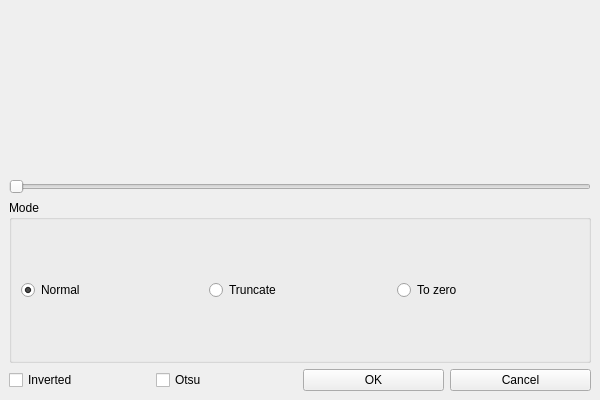
Qt form thresholdwindow.ui (JorgeAparicio/ImageQ) before a commit.
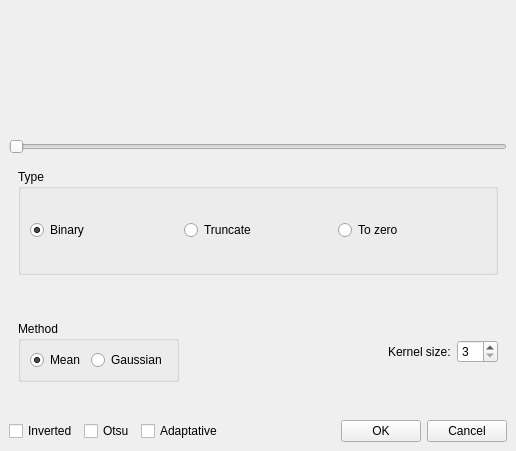
The same form after that commit. Custom widgets are drawn as their Qt base class.

Commit message: Added adaptative thresholding.

Diff of the .ui file:
```diff
--- a/thresholdwindow.ui
+++ b/thresholdwindow.ui
@@ -6,8 +6,8 @@
    <rect>
     <x>0</x>
     <y>0</y>
-    <width>600</width>
-    <height>400</height>
+    <width>516</width>
+    <height>451</height>
    </rect>
   </property>
   <property name="windowTitle">
@@ -15,53 +15,7 @@
   </property>
   <widget class="QWidget" name="centralwidget">
    <layout class="QGridLayout" name="gridLayout_2">
-    <item row="0" column="0">
-     <widget class="QwtPlot" name="histogramPlot"/>
-    </item>
-    <item row="1" column="0">
-     <widget class="QSlider" name="thresholdSlider">
-      <property name="maximum">
-       <number>255</number>
-      </property>
-      <property name="orientation">
-       <enum>Qt::Horizontal</enum>
-      </property>
-     </widget>
-    </item>
-    <item row="2" column="0">
-     <widget class="QGroupBox" name="groupBox">
-      <property name="title">
-       <string>Mode</string>
-      </property>
-      <layout class="QGridLayout" name="gridLayout">
-       <item row="0" column="2">
-        <widget class="QRadioButton" name="toZeroRadioButton">
-         <property name="text">
-          <string>To zero</string>
-         </property>
-        </widget>
-       </item>
-       <item row="0" column="1">
-        <widget class="QRadioButton" name="truncateRadioButton">
-         <property name="text">
-          <string>Truncate</string>
-         </property>
-        </widget>
-       </item>
-       <item row="0" column="0">
-        <widget class="QRadioButton" name="normalRadioButton">
-         <property name="text">
-          <string>Normal</string>
-         </property>
-         <property name="checked">
-          <bool>true</bool>
-         </property>
-        </widget>
-       </item>
-      </layout>
-     </widget>
-    </item>
-    <item row="3" column="0">
+    <item row="4" column="0">
      <layout class="QHBoxLayout" name="horizontalLayout">
       <item>
        <widget class="QCheckBox" name="invertedCheckBox">
@@ -77,6 +31,26 @@
         </property>
        </widget>
       </item>
+      <item>
+       <widget class="QCheckBox" name="adaptativeCheckBox">
+        <property name="text">
+         <string>Adaptative</string>
+        </property>
+       </widget>
+      </item>
+      <item>
+       <spacer name="horizontalSpacer">
+        <property name="orientation">
+         <enum>Qt::Horizontal</enum>
+        </property>
+        <property name="sizeHint" stdset="0">
+         <size>
+          <width>40</width>
+          <height>20</height>
+         </size>
+        </property>
+       </spacer>
+      </item>
       <item>
        <widget class="QPushButton" name="okPushButton">
         <property name="text">
@@ -93,6 +67,139 @@
       </item>
      </layout>
     </item>
+    <item row="3" column="0">
+     <widget class="QFrame" name="adaptativeFrame">
+      <property name="enabled">
+       <bool>true</bool>
+      </property>
+      <property name="frameShape">
+       <enum>QFrame::NoFrame</enum>
+      </property>
+      <property name="frameShadow">
+       <enum>QFrame::Plain</enum>
+      </property>
+      <layout class="QGridLayout" name="gridLayout_4">
+       <item row="0" column="0">
+        <layout class="QHBoxLayout" name="horizontalLayout_2">
+         <item>
+          <widget class="QGroupBox" name="groupBox_2">
+           <property name="title">
+            <string>Method</string>
+           </property>
+           <layout class="QGridLayout" name="gridLayout_3">
+            <item row="0" column="0">
+             <widget class="QRadioButton" name="meanRadioButton">
+              <property name="text">
+               <string>Mean</string>
+              </property>
+              <property name="checked">
+               <bool>true</bool>
+              </property>
+             </widget>
+            </item>
+            <item row="0" column="1">
+             <widget class="QRadioButton" name="gaussianRadioButton">
+              <property name="text">
+               <string>Gaussian</string>
+              </property>
+             </widget>
+            </item>
+           </layout>
+          </widget>
+         </item>
+         <item>
+          <spacer name="horizontalSpacer_2">
+           <property name="orientation">
+            <enum>Qt::Horizontal</enum>
+           </property>
+           <property name="sizeHint" stdset="0">
+            <size>
+             <width>40</width>
+             <height>20</height>
+            </size>
+           </property>
+          </spacer>
+         </item>
+         <item>
+          <widget class="QLabel" name="label">
+           <property name="text">
+            <string>Kernel size:</string>
+           </property>
+          </widget>
+         </item>
+         <item>
+          <widget class="QSpinBox" name="sizeSpinBox">
+           <property name="minimum">
+            <number>3</number>
+           </property>
+           <property name="singleStep">
+            <number>2</number>
+           </property>
+          </widget>
+         </item>
+        </layout>
+       </item>
+      </layout>
+     </widget>
+    </item>
+    <item row="0" column="0">
+     <widget class="QwtPlot" name="histogramPlot"/>
+    </item>
+    <item row="2" column="0">
+     <widget class="QFrame" name="nonAdaptativeFrame">
+      <property name="frameShape">
+       <enum>QFrame::NoFrame</enum>
+      </property>
+      <property name="frameShadow">
+       <enum>QFrame::Plain</enum>
+      </property>
+      <layout class="QGridLayout" name="gridLayout_5">
+       <item row="0" column="0">
+        <widget class="QGroupBox" name="groupBox">
+         <property name="title">
+          <string>Type</string>
+         </property>
+         <layout class="QGridLayout" name="gridLayout">
+          <item row="0" column="2">
+           <widget class="QRadioButton" name="toZeroRadioButton">
+            <property name="text">
+             <string>To zero</string>
+            </property>
+           </widget>
+          </item>
+          <item row="0" column="1">
+           <widget class="QRadioButton" name="truncateRadioButton">
+            <property name="text">
+             <string>Truncate</string>
+            </property>
+           </widget>
+          </item>
+          <item row="0" column="0">
+           <widget class="QRadioButton" name="binaryRadioButton">
+            <property name="text">
+             <string>Binary</string>
+            </property>
+            <property name="checked">
+             <bool>true</bool>
+            </property>
+           </widget>
+          </item>
+         </layout>
+        </widget>
+       </item>
+      </layout>
+     </widget>
+    </item>
+    <item row="1" column="0">
+     <widget class="QSlider" name="thresholdSlider">
+      <property name="maximum">
+       <number>255</number>
+      </property>
+      <property name="orientation">
+       <enum>Qt::Horizontal</enum>
+      </property>
+     </widget>
+    </item>
    </layout>
    <zorder>invertedCheckBox</zorder>
    <zorder>okPushButton</zorder>
```
Left out of the diff: 7 changed lines with no effect on the pictures. The commit also changes 3 other files.
